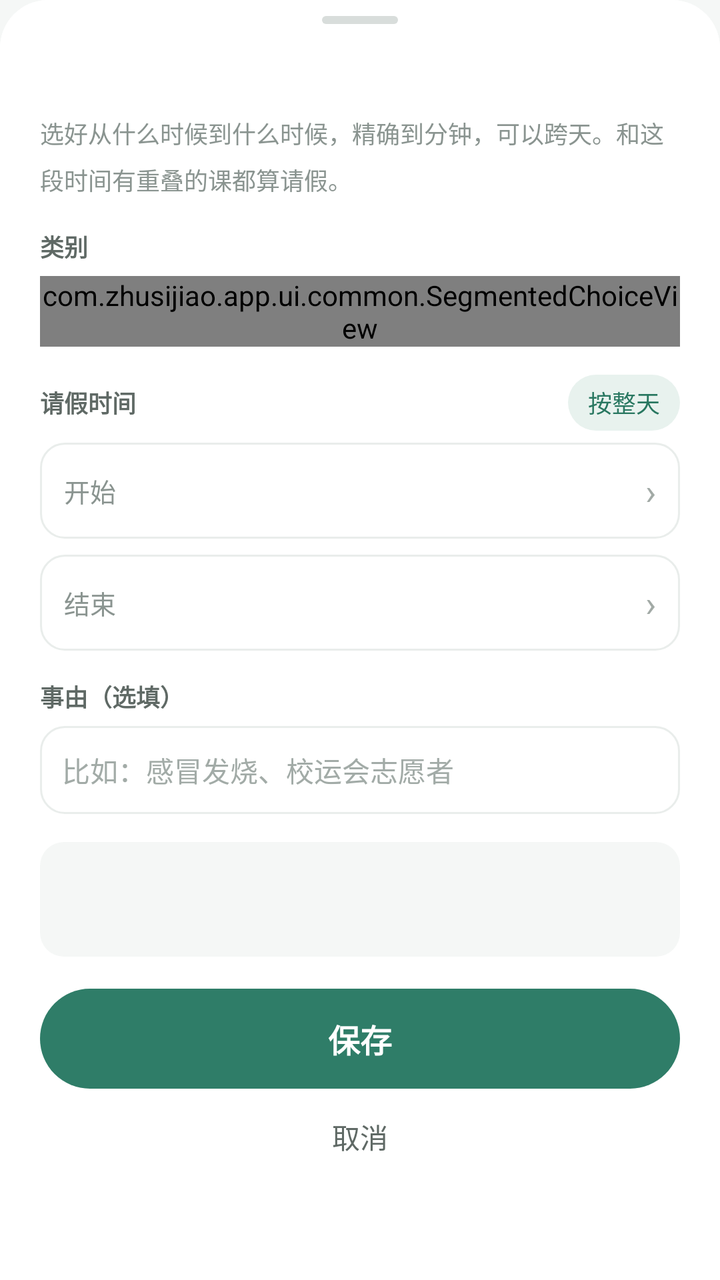
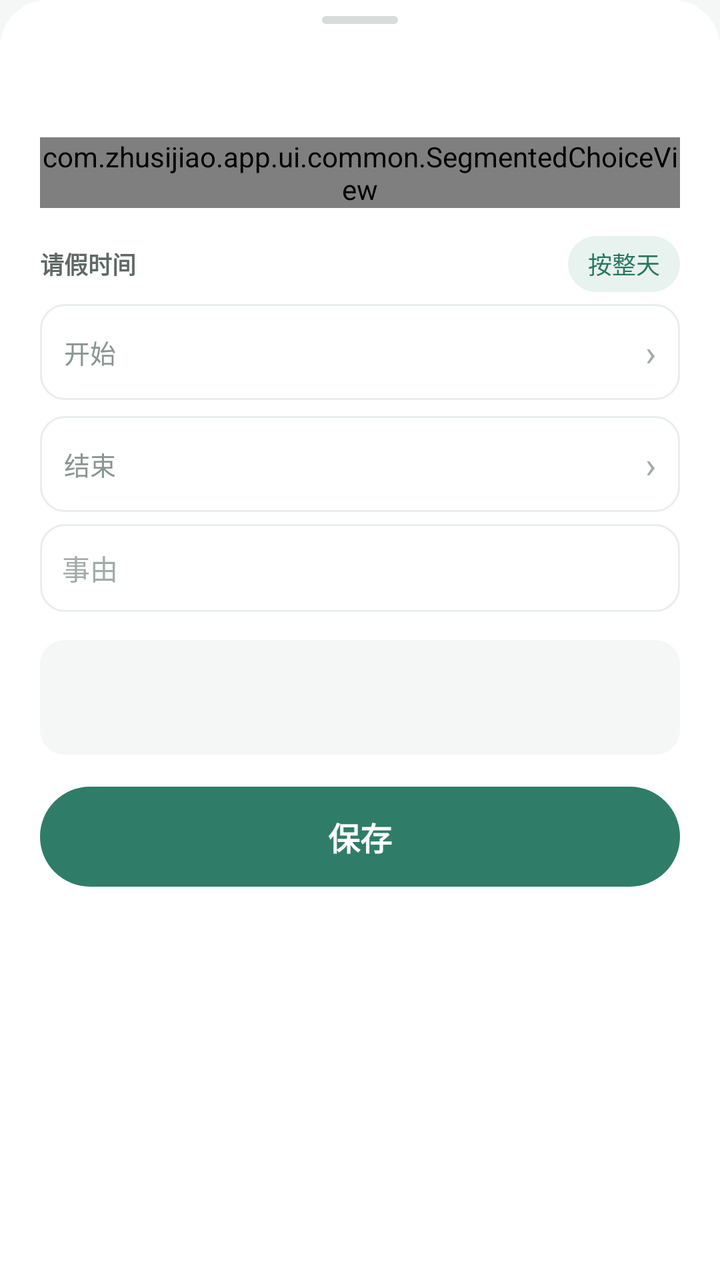

An Android layout rendered at two revisions. The XML below is the earlier revision; the diff shows what the commit changed to produce the second picture.
<!-- AndroidManifest.xml: application theme Theme.Zhusijiao -->
<!-- res/layout/dialog_leave_editor.xml -->
<?xml version="1.0" encoding="utf-8"?>
<androidx.core.widget.NestedScrollView xmlns:android="http://schemas.android.com/apk/res/android"
    android:layout_width="match_parent"
    android:layout_height="wrap_content"
    android:background="@drawable/bg_sheet"
    android:fillViewport="true"
    android:overScrollMode="never">

    <LinearLayout
        android:layout_width="match_parent"
        android:layout_height="wrap_content"
        android:background="@drawable/bg_sheet"
        android:orientation="vertical"
        android:paddingStart="20dp"
        android:paddingTop="8dp"
        android:paddingEnd="20dp"
        android:paddingBottom="12dp">

        <View
            android:layout_width="38dp"
            android:layout_height="4dp"
            android:layout_gravity="center_horizontal"
            android:layout_marginBottom="15dp"
            android:background="@drawable/bg_sheet_handle" />

        <TextView
            android:id="@+id/leaveEditorTitle"
            android:layout_width="match_parent"
            android:layout_height="wrap_content"
            android:includeFontPadding="false"
            android:textColor="@color/heading_ink"
            android:textSize="@dimen/text_display"
            android:textStyle="bold" />

        <TextView
            android:layout_width="match_parent"
            android:layout_height="wrap_content"
            android:layout_marginTop="5dp"
            android:lineSpacingMultiplier="1.35"
            android:text="@string/leave_editor_desc"
            android:textColor="@color/sub_8a"
            android:textSize="@dimen/text_hint" />

        <TextView
            android:layout_width="match_parent"
            android:layout_height="wrap_content"
            android:layout_marginTop="16dp"
            android:text="@string/leave_type_label"
            android:textColor="@color/field_label"
            android:textSize="@dimen/text_hint"
            android:textStyle="bold" />

        <com.zhusijiao.app.ui.common.SegmentedChoiceView
            android:id="@+id/leaveType"
            android:layout_width="match_parent"
            android:layout_height="wrap_content"
            android:layout_marginTop="6dp" />

        <LinearLayout
            android:layout_width="match_parent"
            android:layout_height="wrap_content"
            android:layout_marginTop="14dp"
            android:gravity="center_vertical"
            android:orientation="horizontal">

            <TextView
                android:layout_width="0dp"
                android:layout_height="wrap_content"
                android:layout_weight="1"
                android:text="@string/leave_span_label"
                android:textColor="@color/field_label"
                android:textSize="@dimen/text_hint"
                android:textStyle="bold" />

            
            <TextView
                android:id="@+id/leaveWholeDay"
                android:layout_width="wrap_content"
                android:layout_height="wrap_content"
                android:background="@drawable/bg_tag"
                android:clickable="true"
                android:focusable="true"
                android:gravity="center"
                android:minHeight="28dp"
                android:paddingStart="10dp"
                android:paddingEnd="10dp"
                android:text="@string/leave_whole_day"
                android:textColor="@color/accent_strong"
                android:textSize="@dimen/text_hint" />
        </LinearLayout>

        <LinearLayout
            android:id="@+id/leaveStartRow"
            android:layout_width="match_parent"
            android:layout_height="wrap_content"
            android:layout_marginTop="6dp"
            android:background="@drawable/bg_field"
            android:clickable="true"
            android:focusable="true"
            android:gravity="center_vertical"
            android:minHeight="48dp"
            android:orientation="horizontal"
            android:paddingStart="12dp"
            android:paddingEnd="12dp">

            <TextView
                android:layout_width="wrap_content"
                android:layout_height="wrap_content"
                android:text="@string/leave_start_label"
                android:textColor="@color/sub_8a"
                android:textSize="@dimen/text_small" />

            <TextView
                android:id="@+id/leaveStart"
                android:layout_width="0dp"
                android:layout_height="wrap_content"
                android:layout_marginStart="12dp"
                android:layout_weight="1"
                android:gravity="end"
                android:textColor="@color/ink"
                android:textSize="@dimen/text_body"
                android:textStyle="bold" />

            <TextView
                android:layout_width="wrap_content"
                android:layout_height="wrap_content"
                android:layout_marginStart="8dp"
                android:text="›"
                android:textColor="@color/arrow_grey"
                android:textSize="@dimen/text_title" />
        </LinearLayout>

        <LinearLayout
            android:id="@+id/leaveEndRow"
            android:layout_width="match_parent"
            android:layout_height="wrap_content"
            android:layout_marginTop="8dp"
            android:background="@drawable/bg_field"
            android:clickable="true"
            android:focusable="true"
            android:gravity="center_vertical"
            android:minHeight="48dp"
            android:orientation="horizontal"
            android:paddingStart="12dp"
            android:paddingEnd="12dp">

            <TextView
                android:layout_width="wrap_content"
                android:layout_height="wrap_content"
                android:text="@string/leave_end_label"
                android:textColor="@color/sub_8a"
                android:textSize="@dimen/text_small" />

            <TextView
                android:id="@+id/leaveEnd"
                android:layout_width="0dp"
                android:layout_height="wrap_content"
                android:layout_marginStart="12dp"
                android:layout_weight="1"
                android:gravity="end"
                android:textColor="@color/ink"
                android:textSize="@dimen/text_body"
                android:textStyle="bold" />

            <TextView
                android:layout_width="wrap_content"
                android:layout_height="wrap_content"
                android:layout_marginStart="8dp"
                android:text="›"
                android:textColor="@color/arrow_grey"
                android:textSize="@dimen/text_title" />
        </LinearLayout>

        <TextView
            android:id="@+id/leaveError"
            android:layout_width="match_parent"
            android:layout_height="wrap_content"
            android:layout_marginTop="6dp"
            android:textColor="@color/danger"
            android:textSize="@dimen/text_hint"
            android:visibility="gone" />

        <TextView
            android:layout_width="match_parent"
            android:layout_height="wrap_content"
            android:layout_marginTop="14dp"
            android:text="@string/leave_note_label"
            android:textColor="@color/field_label"
            android:textSize="@dimen/text_hint"
            android:textStyle="bold" />

        <EditText
            android:id="@+id/leaveNote"
            style="@style/FieldInput"
            android:layout_marginTop="6dp"
            android:hint="@string/leave_note_hint"
            android:importantForAutofill="no"
            android:inputType="text"
            android:maxLength="60"
            android:singleLine="true" />

        <LinearLayout
            android:layout_width="match_parent"
            android:layout_height="wrap_content"
            android:layout_marginTop="14dp"
            android:background="@drawable/bg_detail_cell"
            android:orientation="vertical"
            android:paddingStart="12dp"
            android:paddingTop="10dp"
            android:paddingEnd="12dp"
            android:paddingBottom="11dp">

            <TextView
                android:id="@+id/leavePreviewLabel"
                android:layout_width="match_parent"
                android:layout_height="wrap_content"
                android:textColor="@color/accent_strong"
                android:textSize="@dimen/text_caption"
                android:textStyle="bold" />

            <TextView
                android:id="@+id/leavePreview"
                android:layout_width="match_parent"
                android:layout_height="wrap_content"
                android:layout_marginTop="4dp"
                android:lineSpacingMultiplier="1.4"
                android:textColor="@color/body_ink"
                android:textSize="@dimen/text_small" />
        </LinearLayout>

        <LinearLayout
            android:layout_width="match_parent"
            android:layout_height="wrap_content"
            android:layout_marginTop="16dp"
            android:orientation="horizontal">

            <TextView
                android:id="@+id/leaveDelete"
                android:layout_width="0dp"
                android:layout_height="50dp"
                android:layout_marginEnd="8dp"
                android:layout_weight="1"
                android:background="@drawable/bg_danger_button"
                android:clickable="true"
                android:focusable="true"
                android:gravity="center"
                android:text="@string/leave_delete"
                android:textColor="@color/danger_action"
                android:textSize="@dimen/text_button"
                android:visibility="gone" />

            <TextView
                android:id="@+id/leaveSave"
                style="@style/PrimaryButton"
                android:layout_width="0dp"
                android:layout_height="50dp"
                android:layout_weight="2"
                android:text="@string/leave_save" />
        </LinearLayout>

        <TextView
            android:id="@+id/leaveCancel"
            android:layout_width="match_parent"
            android:layout_height="48dp"
            android:background="@drawable/bg_menu_row"
            android:clickable="true"
            android:focusable="true"
            android:gravity="center"
            android:text="@string/common_cancel"
            android:textColor="@color/sub_68"
            android:textSize="@dimen/text_body" />
    </LinearLayout>
</androidx.core.widget.NestedScrollView>
<!-- resources referenced by this layout -->
<resources>
  <color name="accent_strong">#287760</color>
  <color name="arrow_grey">#a2aaa6</color>
  <color name="body_ink">#333a37</color>
  <color name="danger">#b44c48</color>
  <color name="danger_action">#b4544f</color>
  <color name="field_label">@color/text_secondary</color>
  <color name="heading_ink">#202623</color>
  <color name="ink">#202725</color>
  <color name="sub_68">@color/text_secondary</color>
  <color name="sub_8a">@color/text_tertiary</color>
  <dimen name="text_body">14sp</dimen>
  <dimen name="text_button">@dimen/text_subtitle</dimen>
  <dimen name="text_caption">11sp</dimen>
  <dimen name="text_display">22sp</dimen>
  <dimen name="text_hint">12sp</dimen>
  <dimen name="text_small">13sp</dimen>
  <dimen name="text_title">18sp</dimen>
  <!-- drawable bg_danger_button (drawable) -->
  <?xml version="1.0" encoding="utf-8"?>
  
  <shape xmlns:android="http://schemas.android.com/apk/res/android" android:shape="rectangle">
      <solid android:color="@color/danger_soft" />
      <corners android:radius="@dimen/button_radius" />
  </shape>
  <!-- drawable bg_detail_cell (drawable) -->
  <?xml version="1.0" encoding="utf-8"?>
  <shape xmlns:android="http://schemas.android.com/apk/res/android" android:shape="rectangle">
      <solid android:color="@color/background" />
      <corners android:radius="@dimen/radius_md" />
  </shape>
  <!-- drawable bg_menu_row (drawable) -->
  <?xml version="1.0" encoding="utf-8"?>
  
  <selector xmlns:android="http://schemas.android.com/apk/res/android">
      <item android:state_pressed="true">
          <shape android:shape="rectangle"><solid android:color="@color/hover_bg" /></shape>
      </item>
      <item>
          <shape android:shape="rectangle"><solid android:color="@android:color/transparent" /></shape>
      </item>
  </selector>
  <!-- drawable bg_sheet_handle (drawable) -->
  <?xml version="1.0" encoding="utf-8"?>
  
  <shape xmlns:android="http://schemas.android.com/apk/res/android" android:shape="rectangle">
      <solid android:color="@color/sheet_handle" />
      <corners android:radius="4dp" />
  </shape>
  <!-- drawable bg_tag (drawable) -->
  <?xml version="1.0" encoding="utf-8"?>
  
  <shape xmlns:android="http://schemas.android.com/apk/res/android" android:shape="rectangle">
      <solid android:color="@color/tag_bg" />
      <corners android:radius="100dp" />
  </shape>
  <string name="common_cancel">取消</string>
  <string name="leave_delete">删除</string>
  <string name="leave_editor_desc">选好从什么时候到什么时候，精确到分钟，可以跨天。和这段时间有重叠的课都算请假。</string>
  <string name="leave_end_label">结束</string>
  <string name="leave_note_hint">比如：感冒发烧、校运会志愿者</string>
  <string name="leave_note_label">事由（选填）</string>
  <string name="leave_save">保存</string>
  <string name="leave_span_label">请假时间</string>
  <string name="leave_start_label">开始</string>
  <string name="leave_type_label">类别</string>
  <string name="leave_whole_day">按整天</string>
  <color name="text_secondary">#5f6965</color>
  <color name="text_tertiary">#8a9490</color>
  <dimen name="text_subtitle">16sp</dimen>
  <color name="danger_soft">#fff1f0</color>
  <dimen name="button_radius">@dimen/radius_pill</dimen>
  <color name="background">#f5f7f6</color>
  <dimen name="radius_md">12dp</dimen>
  <color name="surface">#ffffff</color>
  <color name="line">#e9edeb</color>
  <color name="hover_bg">#f2f5f4</color>
  <dimen name="radius_xl">24dp</dimen>
  <color name="sheet_handle">#d8dddb</color>
  <color name="tag_bg">#e8f2ee</color>
  <color name="sub_a0">@color/text_disabled</color>
  <dimen name="button_min_height">44dp</dimen>
  <color name="accent">#2f7d68</color>
  <color name="muted">#7d8783</color>
  <dimen name="radius_pill">100dp</dimen>
  <color name="text_disabled">#a2aba7</color>
  <style name="DialogButton" parent="Widget.AppCompat.Button.ButtonBar.AlertDialog">
          <item name="android:textColor">@color/accent</item>
          <item name="android:textStyle">bold</item>
      </style>
  <!-- unchanged entries left out for length: 7 -->
</resources>

<!-- the commit's change to res/layout/dialog_leave_editor.xml (unified diff, before → after) -->
@@ -32,29 +32,11 @@
             android:textSize="@dimen/text_display"
             android:textStyle="bold" />
 
-        <TextView
-            android:layout_width="match_parent"
-            android:layout_height="wrap_content"
-            android:layout_marginTop="5dp"
-            android:lineSpacingMultiplier="1.35"
-            android:text="@string/leave_editor_desc"
-            android:textColor="@color/sub_8a"
-            android:textSize="@dimen/text_hint" />
-
-        <TextView
-            android:layout_width="match_parent"
-            android:layout_height="wrap_content"
-            android:layout_marginTop="16dp"
-            android:text="@string/leave_type_label"
-            android:textColor="@color/field_label"
-            android:textSize="@dimen/text_hint"
-            android:textStyle="bold" />
-
         <com.zhusijiao.app.ui.common.SegmentedChoiceView
             android:id="@+id/leaveType"
             android:layout_width="match_parent"
             android:layout_height="wrap_content"
-            android:layout_marginTop="6dp" />
+            android:layout_marginTop="16dp" />
 
         <LinearLayout
             android:layout_width="match_parent"
@@ -180,15 +162,6 @@
             android:textSize="@dimen/text_hint"
             android:visibility="gone" />
 
-        <TextView
-            android:layout_width="match_parent"
-            android:layout_height="wrap_content"
-            android:layout_marginTop="14dp"
-            android:text="@string/leave_note_label"
-            android:textColor="@color/field_label"
-            android:textSize="@dimen/text_hint"
-            android:textStyle="bold" />
-
         <EditText
             android:id="@+id/leaveNote"
             style="@style/FieldInput"
@@ -257,17 +230,5 @@
                 android:layout_weight="2"
                 android:text="@string/leave_save" />
         </LinearLayout>
-
-        <TextView
-            android:id="@+id/leaveCancel"
-            android:layout_width="match_parent"
-            android:layout_height="48dp"
-            android:background="@drawable/bg_menu_row"
-            android:clickable="true"
-            android:focusable="true"
-            android:gravity="center"
-            android:text="@string/common_cancel"
-            android:textColor="@color/sub_68"
-            android:textSize="@dimen/text_body" />
     </LinearLayout>
 </androidx.core.widget.NestedScrollView>
<!-- resource entries referenced after the edit -->
@@ -8,7 +8,6 @@
   <color name="field_label">@color/text_secondary</color>
   <color name="heading_ink">#202623</color>
   <color name="ink">#202725</color>
-  <color name="sub_68">@color/text_secondary</color>
   <color name="sub_8a">@color/text_tertiary</color>
   <dimen name="text_body">14sp</dimen>
   <dimen name="text_button">@dimen/text_subtitle</dimen>
@@ -30,17 +29,6 @@
       <solid android:color="@color/background" />
       <corners android:radius="@dimen/radius_md" />
   </shape>
-  <!-- drawable bg_menu_row (drawable) -->
-  <?xml version="1.0" encoding="utf-8"?>
-  
-  <selector xmlns:android="http://schemas.android.com/apk/res/android">
-      <item android:state_pressed="true">
-          <shape android:shape="rectangle"><solid android:color="@color/hover_bg" /></shape>
-      </item>
-      <item>
-          <shape android:shape="rectangle"><solid android:color="@android:color/transparent" /></shape>
-      </item>
-  </selector>
   <!-- drawable bg_sheet_handle (drawable) -->
   <?xml version="1.0" encoding="utf-8"?>
   
@@ -55,16 +43,12 @@
       <solid android:color="@color/tag_bg" />
       <corners android:radius="100dp" />
   </shape>
-  <string name="common_cancel">取消</string>
   <string name="leave_delete">删除</string>
-  <string name="leave_editor_desc">选好从什么时候到什么时候，精确到分钟，可以跨天。和这段时间有重叠的课都算请假。</string>
   <string name="leave_end_label">结束</string>
-  <string name="leave_note_hint">比如：感冒发烧、校运会志愿者</string>
-  <string name="leave_note_label">事由（选填）</string>
+  <string name="leave_note_hint">事由</string>
   <string name="leave_save">保存</string>
   <string name="leave_span_label">请假时间</string>
   <string name="leave_start_label">开始</string>
-  <string name="leave_type_label">类别</string>
   <string name="leave_whole_day">按整天</string>
   <color name="text_secondary">#5f6965</color>
   <color name="text_tertiary">#8a9490</color>
@@ -75,7 +59,6 @@
   <dimen name="radius_md">12dp</dimen>
   <color name="surface">#ffffff</color>
   <color name="line">#e9edeb</color>
-  <color name="hover_bg">#f2f5f4</color>
   <dimen name="radius_xl">24dp</dimen>
   <color name="sheet_handle">#d8dddb</color>
   <color name="tag_bg">#e8f2ee</color>
